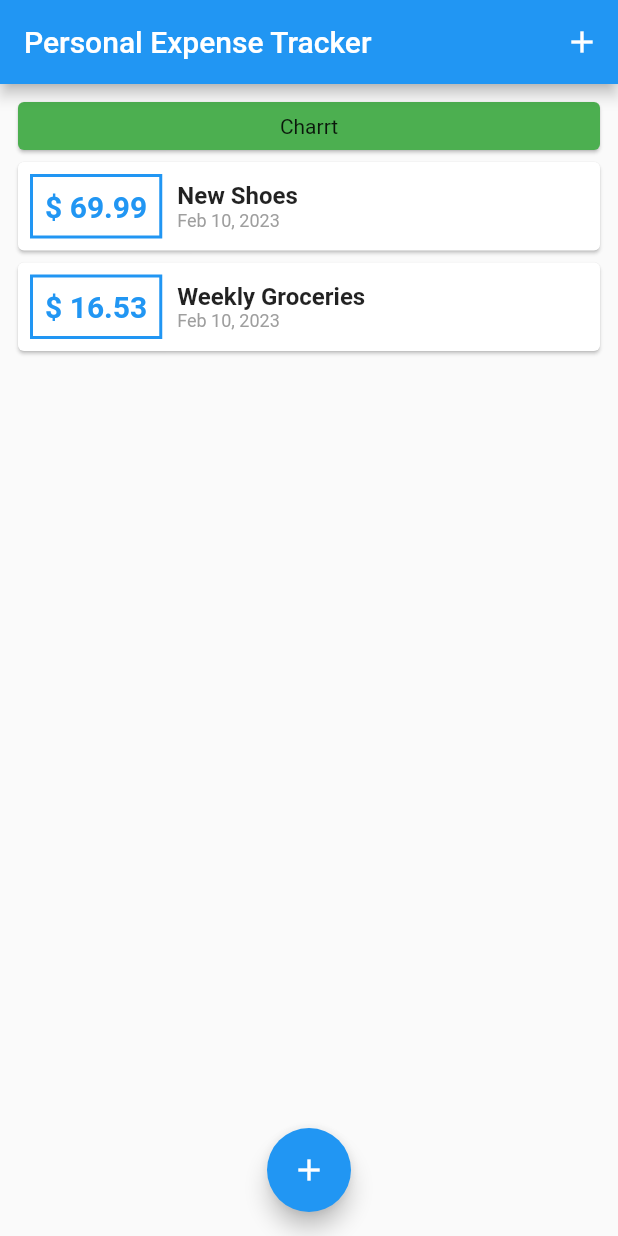
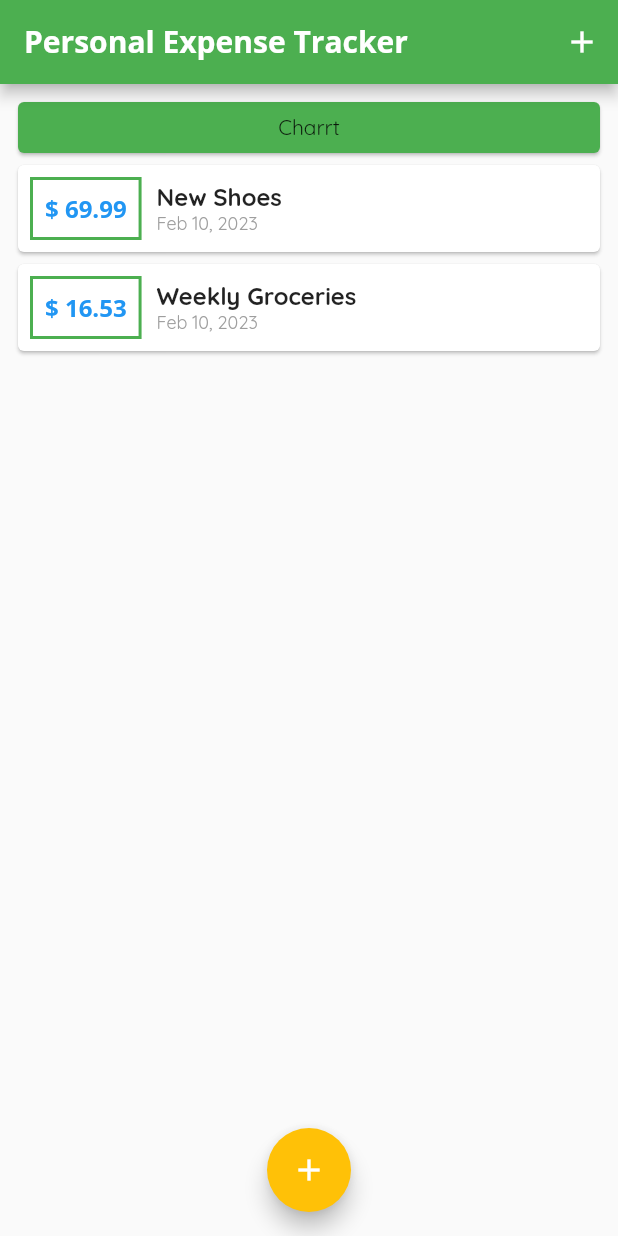
Before and after one commit to LUCYOGUTU/Personal-Expense, a Flutter app: the screen it shows after launch, on a phone screen of 412 x 824 dp. Run offline on Flutter 3.47's test engine with Material 2 defaults, Android fonts, the phone set to English and light mode, and no system bars.

Commit message:
feat: adding themes to the application

```diff
--- a/lib/main.dart
+++ b/lib/main.dart
@@ -12,7 +12,37 @@ class MyApp extends StatelessWidget {
     return MaterialApp(
       title: 'Personal Expenses',
       theme: ThemeData(
-        primarySwatch: Colors.blue,
+        primarySwatch: Colors.green,
+        colorScheme: const ColorScheme(
+          primary: Colors.green,
+          onPrimary: Colors.white,
+          onPrimaryContainer: Colors.white,
+          secondary: Colors.amber,
+          onSecondary: Colors.white,
+          brightness: Brightness.light,
+          error: Colors.red,
+          onError: Colors.white,
+          background: Colors.white,
+          onBackground: Colors.black,
+          surface: Colors.white,
+          onSurface: Colors.white,
+        ),
+        fontFamily: 'Quicksand',
+        textTheme: TextTheme(
+          headline6: TextStyle(
+            fontFamily: 'OpenSans',
+            fontWeight: FontWeight.bold,
+            fontSize: 16,
+            color: Theme.of(context).colorScheme.primary,
+          ),
+        ),
+        appBarTheme: const AppBarTheme(
+          titleTextStyle: TextStyle(
+            fontFamily: 'OpenSans',
+            fontSize: 20,
+            fontWeight: FontWeight.bold,
+          ),
+        ),
       ),
       home: const HomePage(),
     );
--- a/lib/pages/home.dart
+++ b/lib/pages/home.dart
@@ -57,7 +57,9 @@ class _HomePageState extends State<HomePage> {
     return Scaffold(
       resizeToAvoidBottomInset: false,
       appBar: AppBar(
-        title: const Text('Personal Expense Tracker'),
+        title: const Text(
+          'Personal Expense Tracker',
+        ),
         actions: <Widget>[
           IconButton(
             icon: const Icon(Icons.add),
--- a/lib/widgets/transaction_list.dart
+++ b/lib/widgets/transaction_list.dart
@@ -9,7 +9,27 @@ class TransactionList extends StatelessWidget {
 
   @override
   Widget build(BuildContext context) {
-    return Column(
+    return Container(
+      child: transactions.isEmpty
+          ? Column(
+              children: [
+                Text(
+                  'No Transactions',
+                  style: Theme.of(context).textTheme.titleMedium,
+                ),
+                const SizedBox(
+                  height: 20,
+                ),
+                SizedBox(
+                  height: 300,
+                  child: Image.asset(
+                    'assets/images/waiting.png',
+                    fit: BoxFit.cover,
+                  ),
+                ),
+              ],
+            )
+          : Column(
               crossAxisAlignment: CrossAxisAlignment.start,
               children: [
                 ...transactions.map((tx) {
@@ -28,11 +48,7 @@ class TransactionList extends StatelessWidget {
                             ),
                             child: Text(
                               '\$ ${tx.amount.toStringAsFixed(2)}',
-                      style: TextStyle(
-                        fontWeight: FontWeight.bold,
-                        fontSize: 20,
-                        color: Theme.of(context).primaryColor,
-                      ),
+                              style: Theme.of(context).textTheme.headline6,
                             ),
                           ),
                           const SizedBox(
@@ -67,6 +83,7 @@ class TransactionList extends StatelessWidget {
                   );
                 }).toList(),
               ],
+            ),
     );
   }
 }
```
Also changed, not shown: pubspec.yaml (+16 -15 lines), assets/fonts/OpenSans-Bold.ttf (added), assets/fonts/OpenSans-Regular.ttf (added), assets/fonts/Quicksand-Bold.ttf (added), assets/fonts/Quicksand-Light.ttf (added), assets/fonts/Quicksand-Medium.ttf (added), assets/fonts/Quicksand-Regular.ttf (added), assets/images/waiting.png (added). Lines whose indentation alone changed are shown as unchanged.
